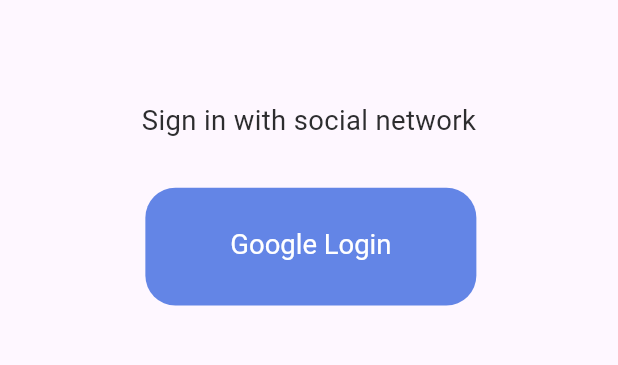
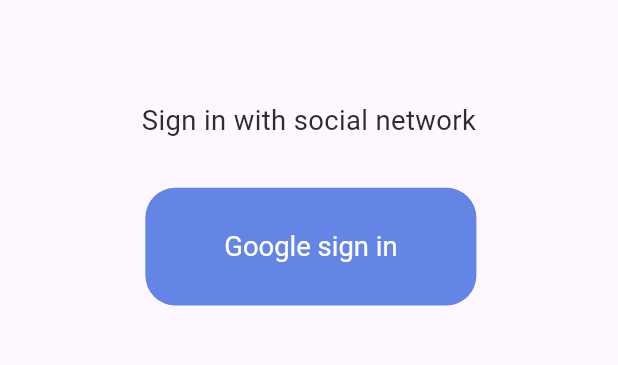
Before and after one commit to Febin-Baby/chat_app_firebase, a Flutter app: the SignInPage screen opened by its route, on a phone screen of 412 x 824 dp, the part 429-794 px from its top. Run offline on Flutter 3.47's test engine with Material 2 defaults, Android fonts, the phone set to English and light mode, and no system bars; our stand-ins replace cached_network_image, cloud_firestore, cookie_jar, dio, dio_cookie_manager, dots_indicator and 8 more; accounts and stored records are empty.

Commit message:
page view error Sign in loading error and bottom navigation error will be solved

```diff
--- a/lib/common/values/colors.dart
+++ b/lib/common/values/colors.dart
@@ -1,49 +1,16 @@
-import 'dart:ui';
+import 'package:flutter/material.dart';
 
 class AppColors {
-  /// 主背景 白色
   static const Color primaryBackground = Color.fromARGB(255, 255, 255, 255);
-
-  /// 主文本 灰色
   static const Color primaryText = Color.fromARGB(255, 45, 45, 47);
-
-  /// 主控件-背景
   static const Color primaryElement = Color.fromARGB(255, 99, 133, 230);
-
-  /// 主控件-文本 白色
   static const Color primaryElementText = Color.fromARGB(255, 255, 255, 255);
-
-  // *****************************************
-
-  /// 第二种控件-背景色 淡灰色
-  static const Color secondaryElement = Color.fromARGB(255, 246, 246, 246);
-
-  /// 第二种控件-文本 浅蓝色
   static const Color secondaryElementText = Color.fromARGB(255, 99, 133, 231);
-
-  // *****************************************
-
-  /// 第三种控件-背景色 石墨色
   static const Color thirdElement = Color.fromARGB(255, 45, 45, 47);
-
   static const Color fourElementText = Color.fromARGB(255, 99, 99, 99);
-  /// 第三种控件-文本 浅灰色2
   static const Color thirdElementText = Color.fromARGB(255, 183, 191, 202);
-
-
-  // *****************************************
-
-  /// tabBar 默认颜色 灰色
   static const Color tabBarElement = Color.fromARGB(255, 208, 208, 208);
-
-  /// tabCellSeparator 单元格底部分隔条 颜色
   static const Color tabCellSeparator = Color.fromARGB(255, 230, 230, 231);
-  //聊天背景颜色
   static const Color chatbg = Color.fromARGB(255, 248, 248, 248);
-
-
   static const Color morenbg = Color.fromARGB(255, 250, 250, 250);
-
-  //背景颜色
-
 }
--- a/lib/common/widgets/button.dart
+++ b/lib/common/widgets/button.dart
@@ -8,7 +8,7 @@ Widget btnFlatButtonWidget({
   double width = 140,
   double height = 44,
   Color gbColor = AppColors.primaryElement,
-  String title = "button",
+  Widget? title,
   Color fontColor = AppColors.primaryElementText,
   double fontSize = 16,
   String fontName = "Montserrat",
@@ -44,16 +44,7 @@ Widget btnFlatButtonWidget({
         )),
       ),
       onPressed: onPressed,
-      child: Text(
-        title,
-        textAlign: TextAlign.center,
-        style: TextStyle(
-          color: fontColor,
-          fontWeight: fontWeight,
-          fontSize: fontSize.sp,
-          height: 1,
-        ),
-      ),
+      child: title ?? const Text('Button'),
     ),
   );
 }
--- a/lib/pages/application/state.dart
+++ b/lib/pages/application/state.dart
@@ -1,7 +1,7 @@
 import 'package:get/get.dart';
 
 class ApplicationState {
-  final int _page = 0.obs();
-  int get page => _page.obs.value;
-  set page(value) => _page.obs.value = value;
+  final _page = 0.obs;
+  int get page => _page.value;
+  set page(value) => _page.value = value;
 }
--- a/lib/pages/application/view.dart
+++ b/lib/pages/application/view.dart
@@ -28,7 +28,8 @@ class ApplicationPage extends GetView<ApplicationController> {
     }
 
     Widget buildBottomNavigationBr() {
-      return BottomNavigationBar(
+      return Obx(
+        () => BottomNavigationBar(
           items: controller.bottomtabs,
           currentIndex: controller.state.page,
           type: BottomNavigationBarType.fixed,
@@ -37,6 +38,7 @@ class ApplicationPage extends GetView<ApplicationController> {
           showSelectedLabels: true,
           selectedItemColor: AppColors.tabBarElement,
           unselectedItemColor: AppColors.thirdElementText,
+        ),
       );
     }
 
--- a/lib/pages/signin_screen/state.dart
+++ b/lib/pages/signin_screen/state.dart
@@ -1,5 +1,5 @@
 import 'package:get/get.dart';
 
 class SignInState {
-  bool loading = false.obs();
+  var loading = false.obs;
 }
--- a/lib/pages/signin_screen/view.dart
+++ b/lib/pages/signin_screen/view.dart
@@ -89,9 +89,13 @@ class SignInPage extends GetView<SignInController> {
                   },
                   width: 200.w,
                   height: 55.h,
-                  title: controller.state.loading.obs.value == true
-                      ? 'Please wait'
-                      : 'Google Login',
+                  title: controller.state.loading.value == true
+                      ? const CircularProgressIndicator(
+                          color: AppColors.primaryText,
+                        )
+                      : const Text(
+                          'Google sign in',
+                        ),
                 ),
               ),
             )
--- a/lib/pages/welcome/controller.dart
+++ b/lib/pages/welcome/controller.dart
@@ -7,7 +7,7 @@ class WelcomeController extends GetxController {
   final state = WelcomeState();
   WelcomeController();
   changePage(int index) async {
-    state.index = index;
+    state.index.value = index;
   }
 
   handleSignIn() async {
--- a/lib/pages/welcome/state.dart
+++ b/lib/pages/welcome/state.dart
@@ -1,5 +1,5 @@
 import 'package:get/get.dart';
 
 class WelcomeState {
-  var index = 0.obs();
+  var index = 0.obs;
 }
--- a/lib/pages/welcome/view.dart
+++ b/lib/pages/welcome/view.dart
@@ -92,7 +92,7 @@ class WelcomePage extends GetView<WelcomeController> {
               ),
               Positioned(
                 child: DotsIndicator(
-                  position: controller.state.index.obs.value,
+                  position: controller.state.index.value,
                   dotsCount: 3,
                   reversed: false,
                   mainAxisAlignment: MainAxisAlignment.center,
```
Also changed, not shown: lib/pages/signin_screen/controller.dart (+3 -5 lines). Lines whose indentation alone changed are shown as unchanged.
